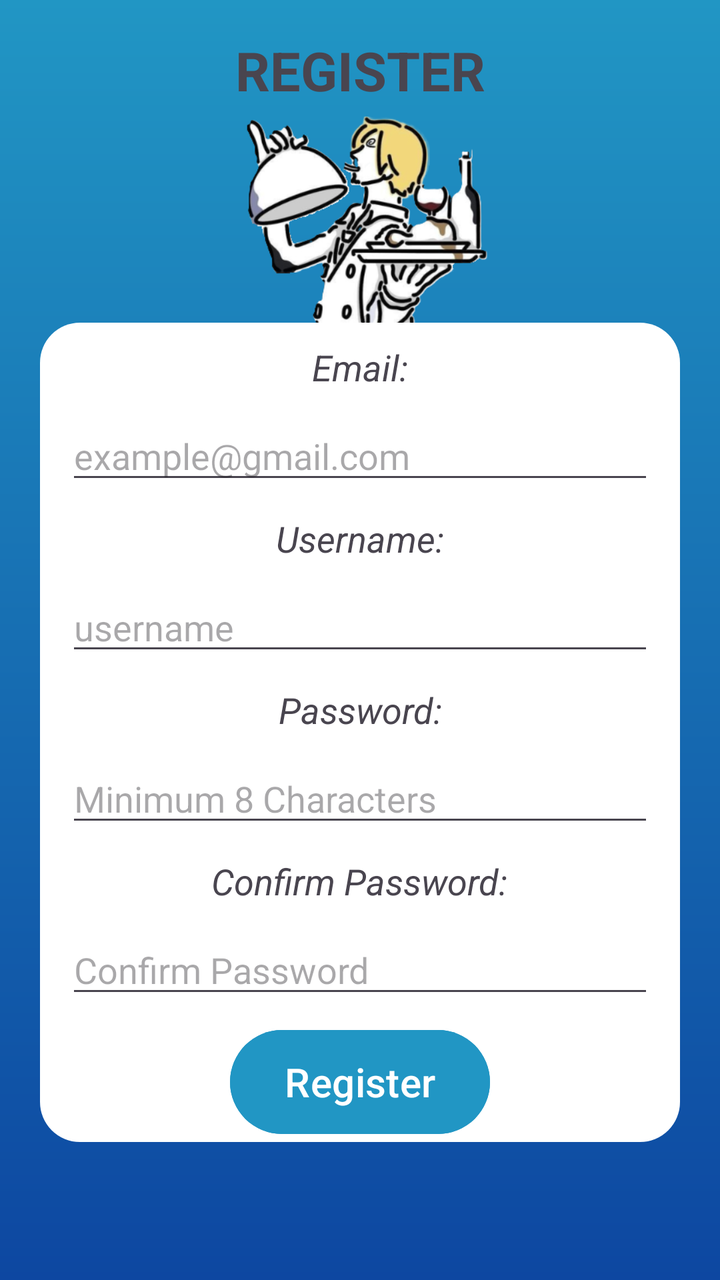
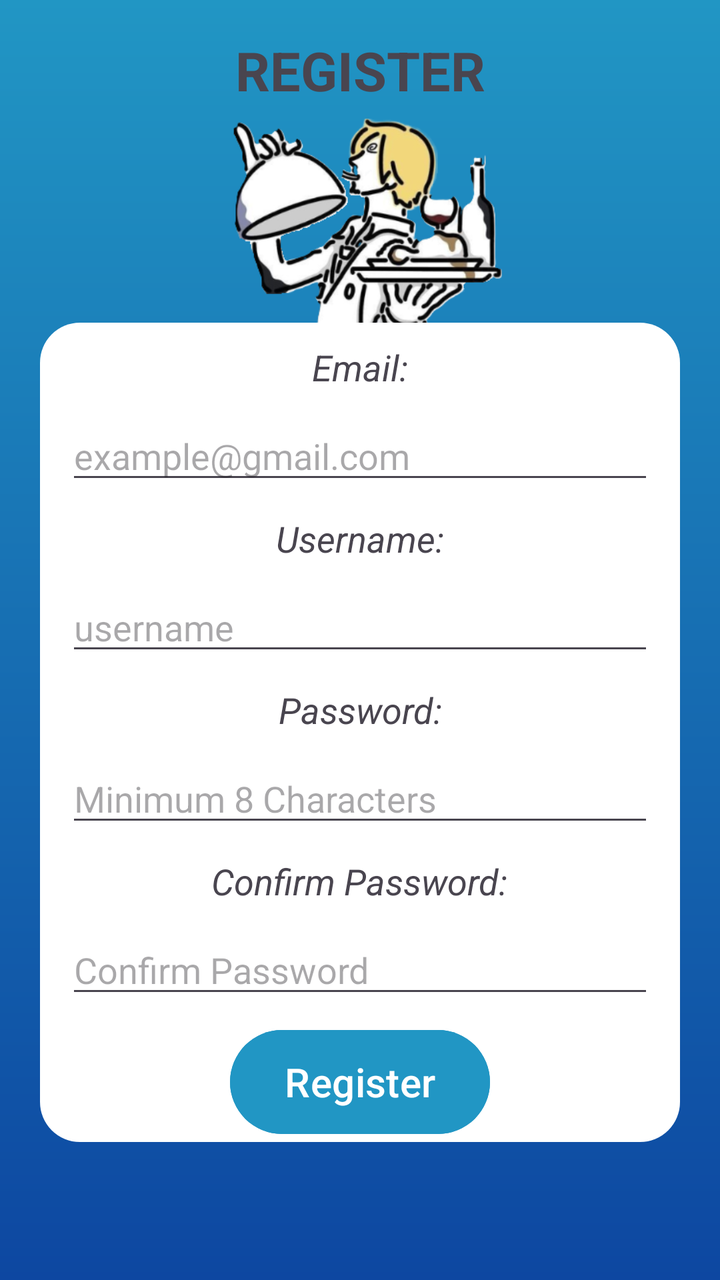

Two renders of the same Android screen: before a commit and after it. Below are the layout's source before the change and the commit's diff.
<!-- AndroidManifest.xml: application theme Theme.SmartPantryManagement -->
<!-- res/layout/activity_register_page.xml -->
<?xml version="1.0" encoding="utf-8"?>
<androidx.constraintlayout.widget.ConstraintLayout xmlns:android="http://schemas.android.com/apk/res/android"
    xmlns:app="http://schemas.android.com/apk/res-auto"
    xmlns:tools="http://schemas.android.com/tools"
    android:background="@drawable/blue_gradient"
    android:id="@+id/main"
    android:layout_width="match_parent"
    android:layout_height="match_parent"
    tools:context=".Register_Page">

    <TextView
        android:id="@+id/BodyTextView"
        android:layout_width="match_parent"
        android:layout_height="70dp"
        android:text="REGISTER"
        android:textSize="27sp"
        android:textStyle="bold"
        android:gravity="center"
        app:layout_constraintTop_toTopOf="parent"
        app:layout_constraintStart_toStartOf="parent"
        app:layout_constraintEnd_toEndOf="parent"
        />

    <ImageView
        android:id="@+id/RegisterImg"
        android:layout_width="370dp"
        android:layout_height="170dp"
        android:src="@drawable/startup_logo_2"
        android:scaleType="fitCenter"
        android:layout_marginTop="-21dp"
        app:layout_constraintStart_toStartOf="parent"
        app:layout_constraintEnd_toEndOf="parent"
        app:layout_constraintTop_toBottomOf="@id/BodyTextView"/>

    <LinearLayout
        android:id="@+id/Register"
        android:layout_width="wrap_content"
        android:layout_height="wrap_content"
        android:orientation="vertical"
        android:background="@drawable/rounded_borders"
        android:gravity="center_horizontal"
        app:layout_constraintTop_toTopOf="parent"
        app:layout_constraintBottom_toBottomOf="parent"
        app:layout_constraintStart_toStartOf="parent"
        app:layout_constraintEnd_toEndOf="parent"
        app:layout_constraintVertical_bias="0.7">


        <TextView
            android:id="@+id/RegisterEmailtxt"
            android:layout_width="wrap_content"
            android:layout_height="wrap_content"
            android:text="Email:"
            android:textSize="18sp"
            android:textStyle="italic"
            android:gravity="center"
            android:padding="10dp"
            />

        <EditText
            android:id="@+id/editEmail"
            android:layout_width="wrap_content"
            android:layout_height="wrap_content"
            android:ems="14"
            android:hint="example@gmail.com"
            android:inputType="textEmailAddress"
            android:imeOptions="actionNext"
            android:layout_marginStart="13dp"
            android:layout_marginEnd="13dp"
            app:layout_constraintStart_toStartOf="parent"
            app:layout_constraintTop_toBottomOf="@id/RegisterEmailtxt" />


        <TextView
            android:id="@+id/RegisterUsernametxt"
            android:layout_width="wrap_content"
            android:layout_height="wrap_content"
            android:text="Username:"
            android:textSize="18sp"
            android:textStyle="italic"
            android:gravity="center"
            android:padding="10dp"
            />

        <EditText
            android:id="@+id/editUsername"
            android:layout_width="wrap_content"
            android:layout_height="wrap_content"
            android:ems="14"
            android:hint="username"
            android:inputType="textPersonName"
            android:imeOptions="actionNext"
            android:layout_marginStart="13dp"
            android:layout_marginEnd="13dp"
            app:layout_constraintStart_toStartOf="parent"
            app:layout_constraintTop_toBottomOf="@id/RegisterEmailtxt" />


        <TextView
            android:id="@+id/RegPasswordtxt"
            android:layout_width="wrap_content"
            android:layout_height="wrap_content"
            android:text="Password:"
            android:textSize="18sp"
            android:textStyle="italic"
            android:gravity="center"
            android:padding="10dp"
            />

        <EditText
            android:id="@+id/editPassword"
            android:layout_width="wrap_content"
            android:layout_height="wrap_content"
            android:ems="14"
            android:hint="Minimum 8 Characters"
            android:inputType="textPassword"
            android:imeOptions="actionNext"
            android:layout_marginStart="13dp"
            android:layout_marginEnd="13dp"
            app:layout_constraintStart_toStartOf="parent"
            app:layout_constraintTop_toBottomOf="@id/RegPasswordtxt" />

        <TextView
            android:id="@+id/RegConPasswordtxt"
            android:layout_width="wrap_content"
            android:layout_height="wrap_content"
            android:text="Confirm Password:"
            android:textSize="18sp"
            android:textStyle="italic"
            android:gravity="center"
            android:padding="10dp"
            />

        <EditText
            android:id="@+id/editConPassword"
            android:layout_width="wrap_content"
            android:layout_height="wrap_content"
            android:ems="14"
            android:hint="Confirm Password"
            android:inputType="textPassword"
            android:imeOptions="actionNext"
            android:layout_marginStart="13dp"
            android:layout_marginEnd="13dp"
            app:layout_constraintStart_toStartOf="parent"
            app:layout_constraintTop_toBottomOf="@id/RegPasswordtxt" />

        <Button
            android:id="@+id/btnReg"
            android:layout_width="130dp"
            android:layout_height="60dp"
            android:layout_marginTop="7dp"
            android:text="Register"
            android:textSize="20sp"
            android:backgroundTint="#2196C4"
            />

    </LinearLayout>

</androidx.constraintlayout.widget.ConstraintLayout>
<!-- resources referenced by this layout -->
<resources>
  <!-- drawable blue_gradient (drawable) -->
  <?xml version="1.0" encoding="utf-8"?>
  <shape xmlns:android="http://schemas.android.com/apk/res/android">
  
      <gradient
          android:angle="270"
          android:startColor="#2196C4"
          android:endColor="#0D47A1"
          android:type="linear"/>
  </shape>
  <!-- drawable rounded_borders (drawable) -->
  <?xml version="1.0" encoding="utf-8"?>
  <shape xmlns:android="http://schemas.android.com/apk/res/android">
  
      <solid android:color="#FFFFFF"/>
      <corners android:radius="20dp"/>
  </shape>
  <!-- drawable startup_logo_2: png bitmap (drawable, 100697 bytes) -->
  <style name="Theme.SmartPantryManagement" parent="Base.Theme.SmartPantryManagement" />
  <style name="Base.Theme.SmartPantryManagement" parent="Theme.Material3.DayNight.NoActionBar">
          
          
      </style>
</resources>

<!-- the commit's change to res/layout/activity_register_page.xml (unified diff, before → after) -->
@@ -23,8 +23,8 @@
 
     <ImageView
         android:id="@+id/RegisterImg"
-        android:layout_width="370dp"
-        android:layout_height="170dp"
+        android:layout_width="380dp"
+        android:layout_height="190dp"
         android:src="@drawable/startup_logo_2"
         android:scaleType="fitCenter"
         android:layout_marginTop="-21dp"
